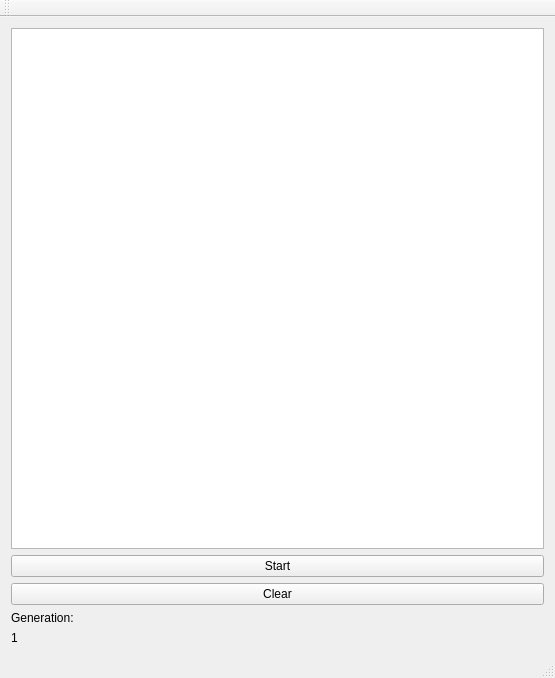
Old version of the form mainwindow.ui in the repository Skan9/Cross1.
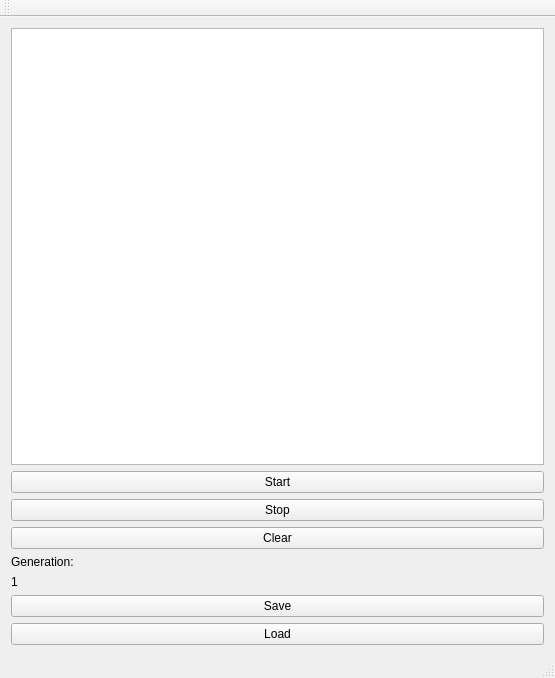
New version of the form.

```diff
--- a/mainwindow.ui
+++ b/mainwindow.ui
@@ -15,6 +15,13 @@
   </property>
   <widget class="QWidget" name="centralWidget">
    <layout class="QGridLayout" name="gridLayout">
+    <item row="2" column="0">
+     <widget class="QPushButton" name="StopButton">
+      <property name="text">
+       <string>Stop</string>
+      </property>
+     </widget>
+    </item>
     <item row="0" column="0">
      <widget class="QTableWidget" name="tableWidget">
       <attribute name="horizontalHeaderDefaultSectionSize">
@@ -25,34 +32,48 @@
       </attribute>
      </widget>
     </item>
-    <item row="1" column="0">
-     <widget class="QPushButton" name="pushButton">
-      <property name="text">
-       <string>Start</string>
-      </property>
-     </widget>
-    </item>
     <item row="4" column="0">
+     <widget class="QLabel" name="label_2">
+      <property name="text">
+       <string>Generation:</string>
+      </property>
+     </widget>
+    </item>
+    <item row="5" column="0">
      <widget class="QLabel" name="label">
       <property name="text">
        <string>1</string>
       </property>
      </widget>
     </item>
+    <item row="1" column="0">
+     <widget class="QPushButton" name="StartButton">
+      <property name="text">
+       <string>Start</string>
+      </property>
+     </widget>
+    </item>
     <item row="3" column="0">
-     <widget class="QLabel" name="label_2">
-      <property name="text">
-       <string>Generation:</string>
-      </property>
-     </widget>
-    </item>
-    <item row="2" column="0">
-     <widget class="QPushButton" name="pushButton_2">
+     <widget class="QPushButton" name="ClearButton">
       <property name="text">
        <string>Clear</string>
       </property>
      </widget>
     </item>
+    <item row="6" column="0">
+     <widget class="QPushButton" name="SaveButton">
+      <property name="text">
+       <string>Save</string>
+      </property>
+     </widget>
+    </item>
+    <item row="7" column="0">
+     <widget class="QPushButton" name="LoadButton">
+      <property name="text">
+       <string>Load</string>
+      </property>
+     </widget>
+    </item>
    </layout>
   </widget>
   <widget class="QMenuBar" name="menuBar">
```
